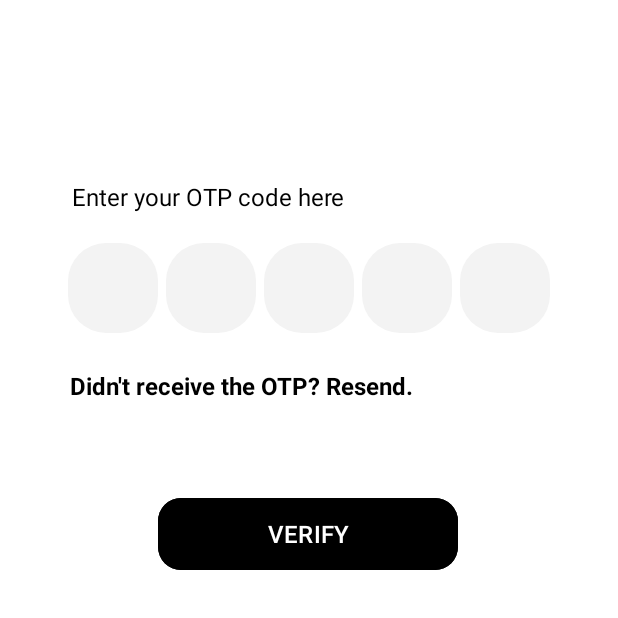
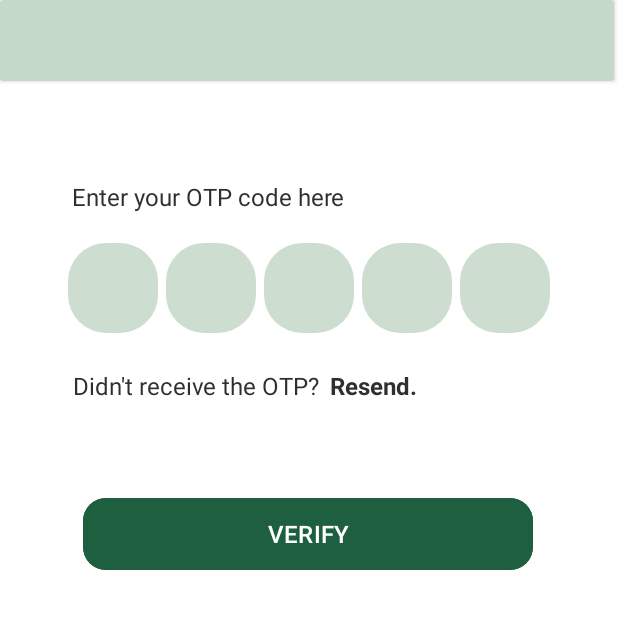
Before and after one commit to ISTE-VIT/paymentx-app, an Android app: the OtpVerification screen opened directly, with no data from a screen before it, on a phone screen of 412 x 824 dp, the top half of it. Run offline under Robolectric (Android 15) with nearby library versions, the phone set to English and light mode, and no system bars.

Commit message:
UI changes

```diff
--- a/app/src/main/res/drawable/paymentx_logo.xml
+++ b/app/src/main/res/drawable/paymentx_logo.xml
@@ -5,5 +5,5 @@
     android:viewportHeight="40">
   <path
       android:pathData="M20,20m-20,0a20,20 0,1 1,40 0a20,20 0,1 1,-40 0"
-      android:fillColor="#D9D9D9"/>
+      android:fillColor="#607D8B"/>
 </vector>
--- a/app/src/main/res/drawable/profile.xml
+++ b/app/src/main/res/drawable/profile.xml
@@ -5,5 +5,5 @@
     android:viewportHeight="57">
   <path
       android:pathData="M64.34,28.93C65.49,28.02 66.33,26.78 66.74,25.38C67.15,23.98 67.11,22.49 66.64,21.11C66.16,19.73 65.26,18.53 64.07,17.68C62.88,16.84 61.46,16.38 60,16.38C58.54,16.38 57.11,16.84 55.92,17.68C54.74,18.53 53.84,19.73 53.36,21.11C52.88,22.49 52.85,23.98 53.26,25.38C53.67,26.78 54.51,28.02 55.66,28.93C53.69,29.71 51.97,31.02 50.69,32.71C49.41,34.39 48.61,36.4 48.37,38.5C48.36,38.66 48.37,38.81 48.41,38.96C48.46,39.11 48.53,39.25 48.63,39.37C48.82,39.61 49.11,39.77 49.42,39.8C49.73,39.84 50.04,39.75 50.28,39.55C50.53,39.35 50.68,39.07 50.72,38.76C50.97,36.47 52.06,34.36 53.78,32.82C55.5,31.29 57.72,30.44 60.02,30.44C62.33,30.44 64.55,31.29 66.26,32.82C67.98,34.36 69.07,36.47 69.33,38.76C69.36,39.05 69.5,39.31 69.71,39.51C69.93,39.7 70.21,39.8 70.5,39.8H70.63C70.94,39.77 71.22,39.61 71.41,39.37C71.6,39.13 71.69,38.82 71.66,38.51C71.42,36.4 70.62,34.39 69.33,32.71C68.04,31.02 66.32,29.71 64.34,28.93V28.93ZM60,28.09C59.07,28.09 58.17,27.82 57.4,27.31C56.63,26.79 56.03,26.06 55.67,25.2C55.32,24.35 55.23,23.41 55.41,22.5C55.59,21.59 56.03,20.76 56.69,20.1C57.34,19.45 58.18,19 59.09,18.82C59.99,18.64 60.94,18.73 61.79,19.09C62.65,19.44 63.38,20.04 63.89,20.81C64.41,21.58 64.68,22.49 64.68,23.41C64.68,24.65 64.19,25.85 63.31,26.72C62.43,27.6 61.24,28.09 60,28.09Z"
-      android:fillColor="#AAAFB5"/>
+      android:fillColor="#607D8B"/>
 </vector>
--- a/app/src/main/res/drawable/round_dot_default.xml
+++ b/app/src/main/res/drawable/round_dot_default.xml
@@ -7,7 +7,7 @@
             <solid android:color="@color/dots_default"/>
             <stroke
                 android:width="1.4dp"
-                android:color="@color/white"/>
+                android:color="@color/light_bg_color"/>
         </shape>
     </item>
 </layer-list>
--- a/app/src/main/res/drawable/round_dot_selected.xml
+++ b/app/src/main/res/drawable/round_dot_selected.xml
@@ -7,7 +7,7 @@
             <solid android:color="@color/dots_default"/>
             <stroke
                 android:width="2dp"
-                android:color="@color/dots_selected"/>
+                android:color="#35515F"/>
         </shape>
     </item>
 </layer-list>
--- a/app/src/main/res/drawable/rounded_input.xml
+++ b/app/src/main/res/drawable/rounded_input.xml
@@ -1,5 +1,5 @@
 <?xml version="1.0" encoding="utf-8"?>
 <shape xmlns:android="http://schemas.android.com/apk/res/android">
-    <solid android:color="#F3F3F3"/>
+    <solid android:color="#DCC5D9C9"/>
     <corners android:radius="25dp"/>
 </shape>
--- a/app/src/main/res/drawable/selected_home_logo.xml
+++ b/app/src/main/res/drawable/selected_home_logo.xml
@@ -5,7 +5,7 @@
     android:viewportHeight="57">
   <path
       android:pathData="M34.22,28.1a25.99,28.1 0,1 0,51.97 0a25.99,28.1 0,1 0,-51.97 0z"
-      android:fillColor="#000000"/>
+      android:fillColor="#1D5F3E"/>
   <path
       android:pathData="M69.37,18.73L62.34,12.57C61.7,12 60.86,11.68 60,11.68C59.14,11.68 58.3,12 57.66,12.57L50.64,18.73C50.26,19.06 49.97,19.47 49.77,19.93C49.56,20.38 49.46,20.88 49.47,21.38V31.61C49.47,32.54 49.83,33.43 50.49,34.09C51.15,34.75 52.05,35.12 52.98,35.12H67.03C67.96,35.12 68.85,34.75 69.51,34.09C70.17,33.43 70.54,32.54 70.54,31.61V21.36C70.54,20.87 70.44,20.38 70.23,19.92C70.03,19.47 69.74,19.06 69.37,18.73V18.73ZM62.34,32.78H57.66V26.93C57.66,26.61 57.78,26.32 58,26.1C58.22,25.88 58.52,25.75 58.83,25.75H61.17C61.48,25.75 61.78,25.88 62,26.1C62.22,26.32 62.34,26.61 62.34,26.93V32.78ZM68.2,31.61C68.2,31.92 68.07,32.22 67.85,32.44C67.63,32.66 67.34,32.78 67.03,32.78H64.68V26.93C64.68,25.99 64.31,25.1 63.65,24.44C63,23.78 62.1,23.41 61.17,23.41H58.83C57.9,23.41 57.01,23.78 56.35,24.44C55.69,25.1 55.32,25.99 55.32,26.93V32.78H52.98C52.67,32.78 52.37,32.66 52.15,32.44C51.93,32.22 51.81,31.92 51.81,31.61V21.36C51.81,21.2 51.84,21.03 51.91,20.88C51.98,20.73 52.08,20.6 52.2,20.49L59.23,14.34C59.44,14.15 59.72,14.05 60,14.05C60.29,14.05 60.56,14.15 60.77,14.34L67.8,20.49C67.92,20.6 68.02,20.73 68.09,20.88C68.16,21.03 68.2,21.2 68.2,21.36V31.61Z"
       android:fillColor="#ffffff"/>
--- a/app/src/main/res/layout/activity_otp_verification.xml
+++ b/app/src/main/res/layout/activity_otp_verification.xml
@@ -15,7 +15,7 @@
         android:layout_marginTop="120dp"
         android:text="Enter your OTP code here"
         android:textSize="16sp"
-        android:textColor="@color/black"
+        android:textColor="#2F2F2F"
         app:layout_constraintEnd_toEndOf="parent"
         app:layout_constraintHorizontal_bias="0.21"
         app:layout_constraintStart_toStartOf="parent"
@@ -36,7 +36,7 @@
             android:layout_width="60dp"
             android:layout_height="60dp"
             android:background="@drawable/rounded_input"
-            android:textColor="@color/black"
+            android:textColor="#2F2F2F"
             android:inputType="number"
             android:maxLength="1"
             android:textAlignment="center"
@@ -47,7 +47,7 @@
             android:layout_width="60dp"
             android:layout_height="60dp"
             android:background="@drawable/rounded_input"
-            android:textColor="@color/black"
+            android:textColor="#2F2F2F"
             android:inputType="number"
             android:maxLength="1"
             android:textAlignment="center"
@@ -60,7 +60,7 @@
             android:layout_width="60dp"
             android:layout_height="60dp"
             android:background="@drawable/rounded_input"
-            android:textColor="@color/black"
+            android:textColor="#2F2F2F"
             android:inputType="number"
             android:maxLength="1"
             android:textAlignment="center"
@@ -73,7 +73,7 @@
             android:layout_width="60dp"
             android:layout_height="60dp"
             android:background="@drawable/rounded_input"
-            android:textColor="@color/black"
+            android:textColor="#2F2F2F"
             android:inputType="number"
             android:maxLength="1"
             android:textAlignment="center"
@@ -86,7 +86,7 @@
             android:layout_width="60dp"
             android:layout_height="60dp"
             android:background="@drawable/rounded_input"
-            android:textColor="@color/black"
+            android:textColor="#2F2F2F"
             android:inputType="number"
             android:maxLength="1"
             android:textAlignment="center"
@@ -100,21 +100,33 @@
         android:layout_width="wrap_content"
         android:layout_height="wrap_content"
         android:layout_marginTop="24dp"
-        android:text="Didn't receive the OTP? Resend."
+        android:text="Didn't receive the OTP?"
+        android:textColor="#2F2F2F"
         android:textSize="16sp"
-        android:textColor="@color/black"
+        app:layout_constraintEnd_toEndOf="parent"
+        app:layout_constraintHorizontal_bias="0.196"
+        app:layout_constraintStart_toStartOf="parent"
+        app:layout_constraintTop_toBottomOf="@+id/input_group" />
+
+    <TextView
+        android:layout_width="wrap_content"
+        android:layout_height="wrap_content"
+        android:layout_marginTop="24dp"
+        android:text=" Resend."
+        android:textColor="#2F2F2F"
+        android:textSize="16sp"
         android:textStyle="bold"
         app:layout_constraintEnd_toEndOf="parent"
-        app:layout_constraintHorizontal_bias="0.253"
-        app:layout_constraintStart_toStartOf="parent"
+        app:layout_constraintHorizontal_bias="0.021"
+        app:layout_constraintStart_toEndOf="@+id/tvDidntReceiveOTP"
         app:layout_constraintTop_toBottomOf="@+id/input_group" />
 
     <Button
         android:id="@+id/btnVerify"
-        android:layout_width="200dp"
+        android:layout_width="300dp"
         android:layout_height="56dp"
         android:layout_marginTop="60dp"
-        android:backgroundTint="@color/black"
+        android:backgroundTint="#1D5F3E"
         android:text="VERIFY"
         android:textColor="@color/white"
         android:textSize="16sp"
@@ -124,4 +136,13 @@
         app:layout_constraintStart_toStartOf="parent"
         app:layout_constraintTop_toBottomOf="@id/tvDidntReceiveOTP" />
 
+    <androidx.cardview.widget.CardView
+        android:layout_width="409dp"
+        android:layout_height="54dp"
+        app:cardBackgroundColor="#C5D9C9"
+        app:layout_constraintBottom_toTopOf="@+id/enter_otp_text"
+        app:layout_constraintStart_toStartOf="parent"
+        app:layout_constraintTop_toTopOf="parent"
+        app:layout_constraintVertical_bias="0.0" />
+
 </androidx.constraintlayout.widget.ConstraintLayout>
--- a/app/src/main/res/values/colors.xml
+++ b/app/src/main/res/values/colors.xml
@@ -8,5 +8,6 @@
     <color name="grey">#808080</color>
     <color name="dots_default">#D0D3D8</color>
     <color name="dots_selected">#0B0A0A</color>
-    <color name="navigation_bar_color">#E9EDF1</color>
+    <color name="navigation_bar_color">#21015B30</color>
+    <color name="light_bg_color">#FCF7F7</color>
 </resources>
```
Also changed, not shown: app/src/main/res/drawable/card_gradient_background.xml (added, +10 -0 lines), app/src/main/res/drawable/top_up.xml (+3 -3 lines), app/src/main/res/drawable/transaction.xml (+1 -1 lines), app/src/main/res/drawable/withdraw.xml (+2 -2 lines), app/src/main/res/layout/activity_display.xml (+13 -4 lines), app/src/main/res/layout/activity_google_auth.xml (+14 -5 lines), app/src/main/res/layout/activity_home.xml (+6 -6 lines), app/src/main/res/layout/activity_main_screen.xml (+12 -14 lines), app/src/main/res/layout/activity_scan_id.xml (+34 -12 lines), app/src/main/java/com/iste/paymentx/data/repository/AuthRepository.kt (line endings or trailing spaces).
